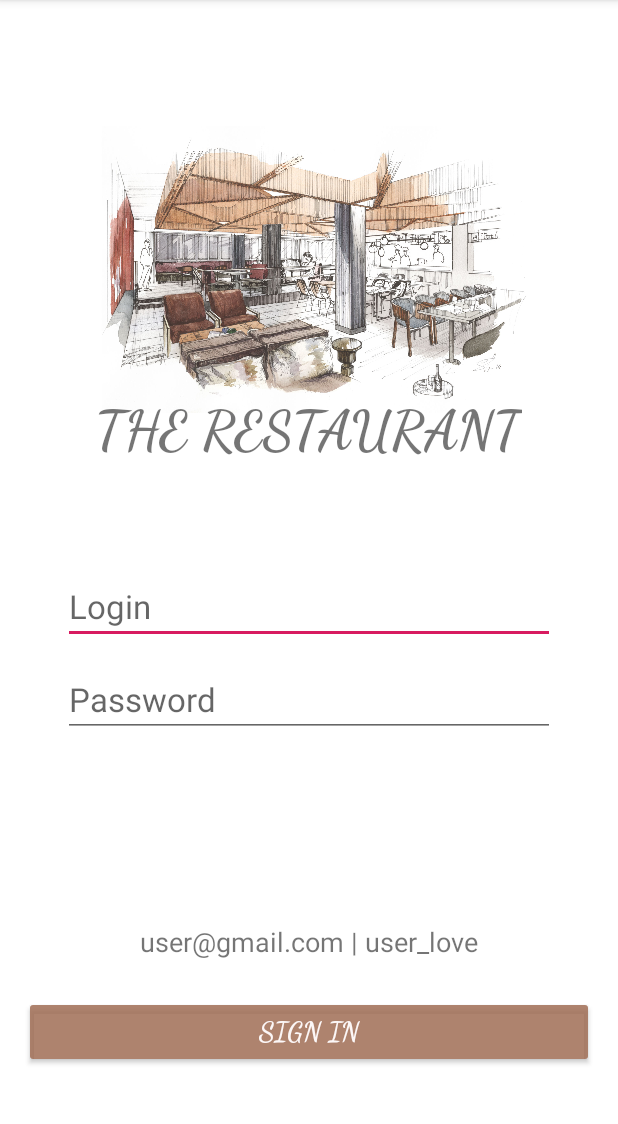
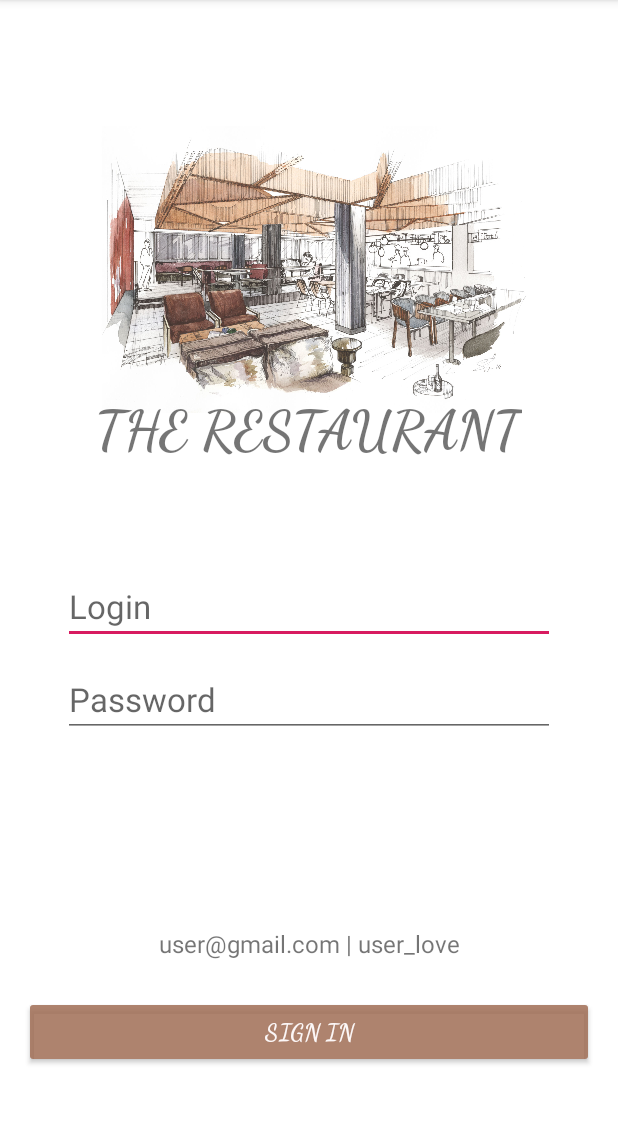
Before and after one commit to dhinvhum/-NativeApp, an Android app: the screen it shows after launch (MainActivity), on a phone screen of 412 x 824 dp, the part 84-1208 px from its top. Run offline under Robolectric (Android 15) with nearby library versions, the phone set to English and light mode, and no system bars; our stand-ins replace Firebase (no records; nobody signed in at launch, a user with empty details on screens opened directly); Roboto replaces fonts that are not available here.

Commit message:
update icon and font size

```diff
--- a/NativeApp/app/src/main/AndroidManifest.xml
+++ b/NativeApp/app/src/main/AndroidManifest.xml
@@ -4,7 +4,7 @@
 
     <application
         android:allowBackup="true"
-        android:icon="@drawable/e"
+        android:icon="@drawable/f"
         android:label="@string/app_name"
         android:roundIcon="@mipmap/ic_launcher_round"
         android:supportsRtl="true"
--- a/NativeApp/app/src/main/res/layout/activity_main.xml
+++ b/NativeApp/app/src/main/res/layout/activity_main.xml
@@ -20,7 +20,7 @@
         android:onClick="signInClick"
         android:text="Sign In"
         android:textColor="#FCF7F7"
-        android:textSize="18sp"
+        android:textSize="16sp"
         android:textStyle="bold"
         app:layout_constraintBottom_toBottomOf="parent"
         app:layout_constraintEnd_toEndOf="parent"
@@ -95,7 +95,7 @@
         android:layout_marginBottom="24dp"
         android:fontFamily="@font/allan"
         android:text="user@gmail.com | user_love"
-        android:textSize="18sp"
+        android:textSize="16sp"
         app:layout_constraintBottom_toTopOf="@+id/button"
         app:layout_constraintEnd_toEndOf="parent"
         app:layout_constraintStart_toStartOf="parent" />
```
Also changed, not shown: NativeApp/app/src/main/res/drawable/f.png (added).
